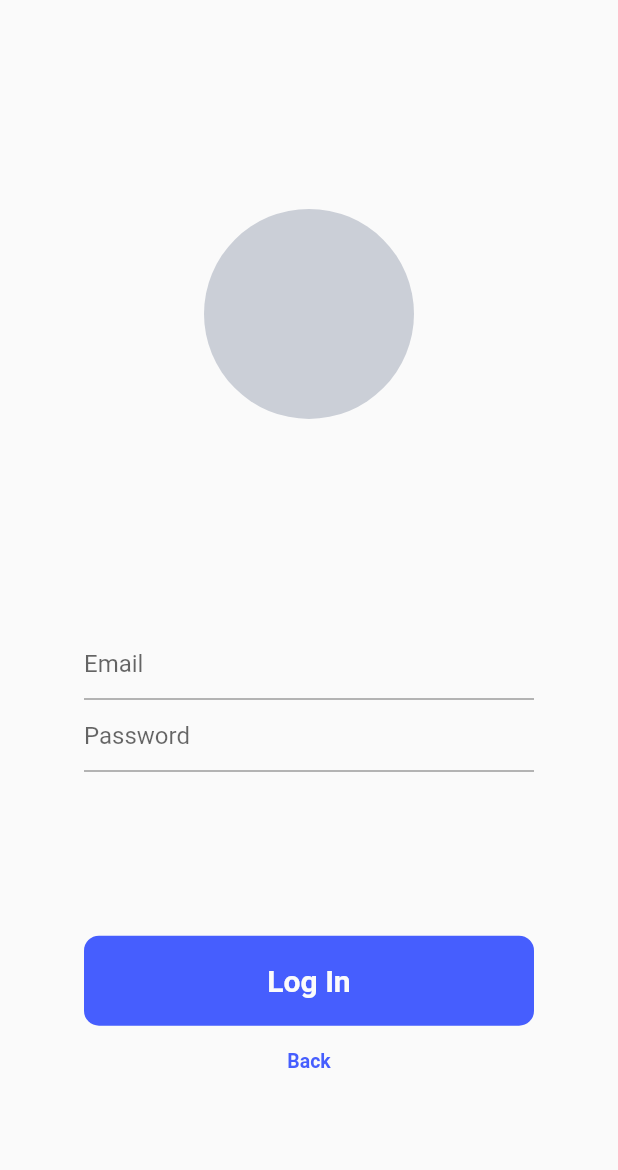
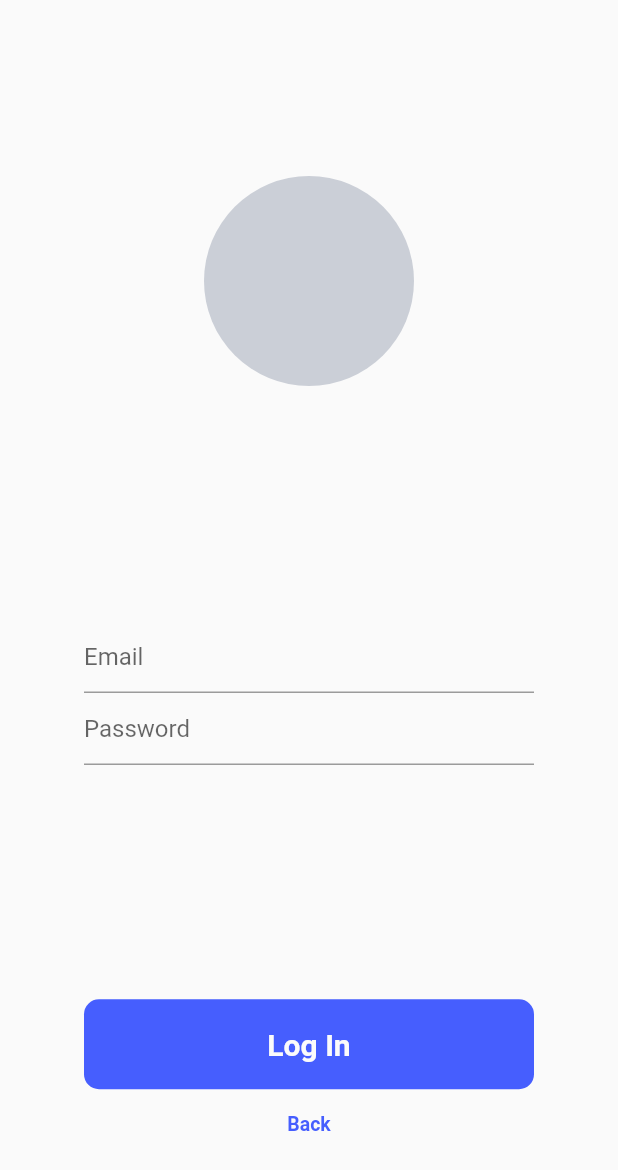
Before and after one commit to loicngr/Planifago-Flutter, a Flutter app: the screen it shows after launch, after a tap on "Log In", on a phone screen of 412 x 824 dp. Shown: the top 1170 px of the screen. Run offline on Flutter 3.47's test engine with Material 2 defaults, Android fonts, the phone set to English and light mode, and no system bars.

Commit message:
Optimize layout

```diff
--- a/lib/src/views/ui/landing.dart
+++ b/lib/src/views/ui/landing.dart
@@ -5,9 +5,6 @@ import 'package:planifago/src/views/utils/constants.dart';
 import 'package:planifago/src/views/router.dart';
 
 class Landing extends StatelessWidget {
-
-  double logoBlocHeight(BuildContext c) => deviceHeight(c) / 2;
-  double logoBlocBtn(BuildContext c) => logoBlocHeight(c) / 2;
 
   @override
   Widget build(BuildContext context) {
@@ -17,7 +14,7 @@ class Landing extends StatelessWidget {
           crossAxisAlignment: CrossAxisAlignment.center,
           children: [
             Container(
-              height: logoBlocHeight(context),
+              height: landingLogoBlocHeight(context),
               width: deviceWidth(context),
               child: Row(
                 mainAxisAlignment: MainAxisAlignment.center,
@@ -27,7 +24,7 @@ class Landing extends StatelessWidget {
               ),
             ),
             Container(
-              height: logoBlocBtn(context),
+              height: landingLogoBlocBtn(context),
               width: deviceWidth(context),
               child: Row(
                 mainAxisAlignment: MainAxisAlignment.center,
@@ -69,7 +66,7 @@ class Landing extends StatelessWidget {
               ),
             ),
             Container(
-              height: logoBlocBtn(context),
+              height: landingLogoBlocBtn(context),
               width: deviceWidth(context),
               child: Row(
                 crossAxisAlignment: CrossAxisAlignment.center,
--- a/lib/src/views/ui/login.dart
+++ b/lib/src/views/ui/login.dart
@@ -16,22 +16,29 @@ class Login extends StatelessWidget {
           child: Container(
             height: deviceHeight(context),
             child: Column(
-              mainAxisAlignment: MainAxisAlignment.spaceEvenly,
-              crossAxisAlignment: CrossAxisAlignment.center,
-              children: [
-                Row(
-                  mainAxisAlignment: MainAxisAlignment.center,
-                  crossAxisAlignment: CrossAxisAlignment.center,
+              mainAxisAlignment: MainAxisAlignment.end,
               children: [
                 Container(
-                      padding: const EdgeInsets.only(top: 100, bottom: 100),
-                      child: CustomPaint(painter: DrawCircle()),
-                    ),
+                  height: (deviceHeight(context) / 3),
+                  width: deviceWidth(context),
+                  child: Row(
+                    crossAxisAlignment: CrossAxisAlignment.center,
+                    mainAxisAlignment: MainAxisAlignment.center,
+                    children: [
+                      CustomPaint(painter: DrawCircle()),
                     ],
                   ),
+                ),
+                Container(
+                  height: (deviceHeight(context) / 3),
+                  width: deviceWidth(context),
+                  child: Row(
+                    mainAxisAlignment: MainAxisAlignment.center,
+                    children: [
                       Form(
                         key: _formKey,
                         child: Column(
+                          mainAxisAlignment: MainAxisAlignment.center,
                           children: <Widget>[
                             Container(
                               width: ConstantSize.landingButtonWidth,
@@ -64,11 +71,18 @@ class Login extends StatelessWidget {
                             ),
                           ],
                         ),
+                      )
+                    ],
                   ),
-                Row(
+                ),
+                Container(
+                  height: (deviceHeight(context) / 3) - ConstantSize.landingLoginButtonHeight,
+                  width: deviceWidth(context),
+                  child: Row(
                     mainAxisAlignment: MainAxisAlignment.center,
                     children: [
                       Column(
+                        mainAxisAlignment: MainAxisAlignment.center,
                         children: [
                           Material(
                             elevation: 0.0,
@@ -106,6 +120,7 @@ class Login extends StatelessWidget {
                       )
                     ],
                   ),
+                )
               ],
             ),
           ),
```
Lines whose indentation alone changed are shown as unchanged.
